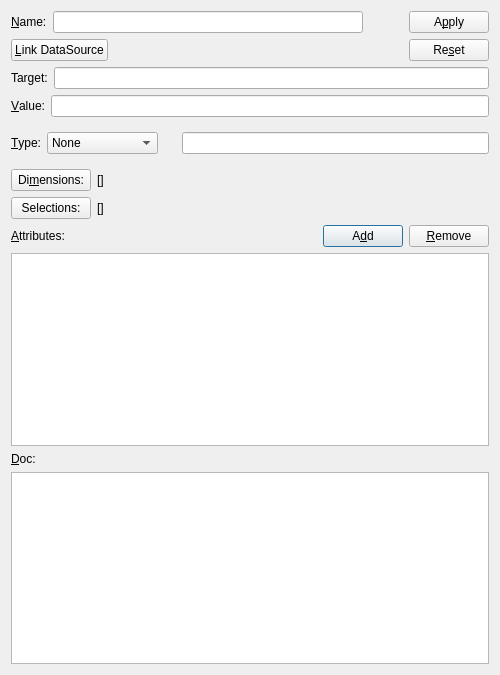
Before: the Qt Designer form nxsconfigtool/ui/mapdlg.ui in nexdatas/nxsdesigner, drawn with Qt 5.
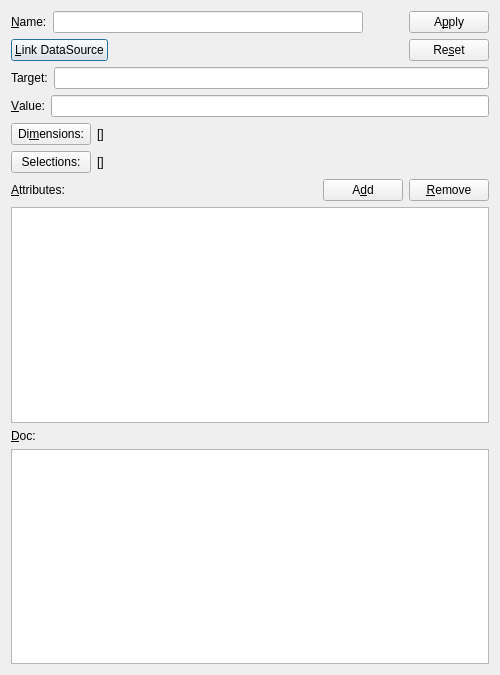
After: the same form once the commit is applied.

Commit message: remove nexustype from maps

What changed in the file:
```diff
--- a/nxsconfigtool/ui/mapdlg.ui
+++ b/nxsconfigtool/ui/mapdlg.ui
@@ -20,23 +20,6 @@
    <string>Map</string>
   </property>
   <layout class="QGridLayout" name="gridLayout">
-   <item row="1" column="0">
-    <layout class="QHBoxLayout" name="horizontalLayout_10">
-     <item>
-      <widget class="QLabel" name="targetLabel">
-       <property name="text">
-        <string>Target:</string>
-       </property>
-       <property name="buddy">
-        <cstring>targetLineEdit</cstring>
-       </property>
-      </widget>
-     </item>
-     <item>
-      <widget class="QLineEdit" name="targetLineEdit"/>
-     </item>
-    </layout>
-   </item>
    <item row="2" column="0">
     <layout class="QHBoxLayout" name="horizontalLayout">
      <item>
@@ -54,130 +37,6 @@
      </item>
     </layout>
    </item>
-   <item row="8" column="0">
-    <widget class="QLabel" name="docLabel">
-     <property name="text">
-      <string>&amp;Doc:</string>
-     </property>
-     <property name="buddy">
-      <cstring>docTextEdit</cstring>
-     </property>
-    </widget>
-   </item>
-   <item row="9" column="0">
-    <widget class="QTextEdit" name="docTextEdit"/>
-   </item>
-   <item row="6" column="0">
-    <layout class="QHBoxLayout" name="horizontalLayout_3">
-     <item>
-      <widget class="QLabel" name="attributesLabel">
-       <property name="text">
-        <string>&amp;Attributes:</string>
-       </property>
-       <property name="buddy">
-        <cstring>attributeTableWidget</cstring>
-       </property>
-      </widget>
-     </item>
-     <item>
-      <widget class="QPushButton" name="addPushButton">
-       <property name="sizePolicy">
-        <sizepolicy hsizetype="Fixed" vsizetype="Fixed">
-         <horstretch>0</horstretch>
-         <verstretch>0</verstretch>
-        </sizepolicy>
-       </property>
-       <property name="text">
-        <string>A&amp;dd</string>
-       </property>
-      </widget>
-     </item>
-     <item>
-      <widget class="QPushButton" name="removePushButton">
-       <property name="sizePolicy">
-        <sizepolicy hsizetype="Fixed" vsizetype="Fixed">
-         <horstretch>0</horstretch>
-         <verstretch>0</verstretch>
-        </sizepolicy>
-       </property>
-       <property name="text">
-        <string>&amp;Remove</string>
-       </property>
-      </widget>
-     </item>
-    </layout>
-   </item>
-   <item row="4" column="0">
-    <layout class="QHBoxLayout" name="horizontalLayout_4">
-     <item>
-      <widget class="QPushButton" name="dimPushButton">
-       <property name="sizePolicy">
-        <sizepolicy hsizetype="Fixed" vsizetype="Fixed">
-         <horstretch>0</horstretch>
-         <verstretch>0</verstretch>
-        </sizepolicy>
-       </property>
-       <property name="text">
-        <string>Di&amp;mensions:</string>
-       </property>
-      </widget>
-     </item>
-     <item>
-      <widget class="QLabel" name="dimLabel">
-       <property name="text">
-        <string>[]</string>
-       </property>
-      </widget>
-     </item>
-     <item>
-      <spacer name="horizontalSpacer_3">
-       <property name="orientation">
-        <enum>Qt::Horizontal</enum>
-       </property>
-       <property name="sizeHint" stdset="0">
-        <size>
-         <width>40</width>
-         <height>20</height>
-        </size>
-       </property>
-      </spacer>
-     </item>
-    </layout>
-   </item>
-   <item row="7" column="0">
-    <widget class="QTableWidget" name="attributeTableWidget"/>
-   </item>
-   <item row="5" column="0">
-    <layout class="QHBoxLayout" name="horizontalLayout_11">
-     <item>
-      <widget class="QPushButton" name="selPushButton">
-       <property name="text">
-        <string>Selections:</string>
-       </property>
-      </widget>
-     </item>
-     <item>
-      <widget class="QLabel" name="selLabel">
-       <property name="text">
-        <string>[]</string>
-       </property>
-      </widget>
-     </item>
-     <item>
-      <spacer name="selectionsHorizontalSpacer">
-       <property name="orientation">
-        <enum>Qt::Horizontal</enum>
-       </property>
-       <property name="sizeHint" stdset="0">
-        <size>
-         <width>40</width>
-         <height>20</height>
-        </size>
-       </property>
-      </spacer>
-     </item>
-    </layout>
-   </item>
    <item row="0" column="0">
     <layout class="QHBoxLayout" name="horizontalLayout_9">
      <item>
@@ -262,175 +121,145 @@
     </layout>
    </item>
    <item row="3" column="0">
-    <layout class="QFormLayout" name="formLayout_2">
-     <property name="sizeConstraint">
-      <enum>QLayout::SetDefaultConstraint</enum>
-     </property>
-     <item row="0" column="0">
-      <widget class="QFrame" name="typeFrame">
+    <layout class="QHBoxLayout" name="horizontalLayout_4">
+     <item>
+      <widget class="QPushButton" name="dimPushButton">
        <property name="sizePolicy">
-        <sizepolicy hsizetype="Fixed" vsizetype="Preferred">
+        <sizepolicy hsizetype="Fixed" vsizetype="Fixed">
          <horstretch>0</horstretch>
          <verstretch>0</verstretch>
         </sizepolicy>
        </property>
-       <property name="frameShape">
-        <enum>QFrame::NoFrame</enum>
-       </property>
-       <property name="frameShadow">
-        <enum>QFrame::Raised</enum>
-       </property>
-       <layout class="QHBoxLayout" name="horizontalLayout_5">
-        <property name="spacing">
-         <number>6</number>
-        </property>
-        <property name="leftMargin">
-         <number>0</number>
-        </property>
-        <property name="topMargin">
-         <number>9</number>
-        </property>
-        <item>
-         <layout class="QHBoxLayout" name="horizontalLayout_2">
-          <item>
-           <widget class="QLabel" name="typeLabel">
             <property name="text">
-             <string>&amp;Type:</string>
-            </property>
-            <property name="buddy">
-             <cstring>typeComboBox</cstring>
-            </property>
+        <string>Di&amp;mensions:</string>
+       </property>
            </widget>
           </item>
           <item>
-           <widget class="QComboBox" name="typeComboBox">
-            <item>
+      <widget class="QLabel" name="dimLabel">
              <property name="text">
-              <string>None</string>
-             </property>
+        <string>[]</string>
+       </property>
+      </widget>
             </item>
             <item>
-             <property name="text">
-              <string>NX_CHAR</string>
-             </property>
-            </item>
-            <item>
-             <property name="text">
-              <string>NX_BOOLEAN</string>
-             </property>
-            </item>
-            <item>
-             <property name="text">
-              <string>NX_INT</string>
-             </property>
-            </item>
+      <spacer name="horizontalSpacer_3">
+       <property name="orientation">
+        <enum>Qt::Horizontal</enum>
+       </property>
+       <property name="sizeHint" stdset="0">
+        <size>
+         <width>40</width>
+         <height>20</height>
+        </size>
+       </property>
+      </spacer>
+     </item>
+    </layout>
+   </item>
+   <item row="5" column="0">
+    <layout class="QHBoxLayout" name="horizontalLayout_3">
             <item>
+      <widget class="QLabel" name="attributesLabel">
              <property name="text">
-              <string>NX_FLOAT</string>
-             </property>
-            </item>
-            <item>
-             <property name="text">
-              <string>NX_UINT</string>
-             </property>
+        <string>&amp;Attributes:</string>
+       </property>
+       <property name="buddy">
+        <cstring>attributeTableWidget</cstring>
+       </property>
+      </widget>
             </item>
             <item>
-             <property name="text">
-              <string>NX_INT8</string>
-             </property>
-            </item>
-            <item>
+      <widget class="QPushButton" name="addPushButton">
+       <property name="sizePolicy">
+        <sizepolicy hsizetype="Fixed" vsizetype="Fixed">
+         <horstretch>0</horstretch>
+         <verstretch>0</verstretch>
+        </sizepolicy>
+       </property>
              <property name="text">
-              <string>NX_INT16</string>
-             </property>
+        <string>A&amp;dd</string>
+       </property>
+      </widget>
             </item>
             <item>
-             <property name="text">
-              <string>NX_INT32</string>
-             </property>
-            </item>
-            <item>
+      <widget class="QPushButton" name="removePushButton">
+       <property name="sizePolicy">
+        <sizepolicy hsizetype="Fixed" vsizetype="Fixed">
+         <horstretch>0</horstretch>
+         <verstretch>0</verstretch>
+        </sizepolicy>
+       </property>
              <property name="text">
-              <string>NX_INT64</string>
-             </property>
-            </item>
-            <item>
-             <property name="text">
-              <string>NX_FLOAT32</string>
-             </property>
-            </item>
-            <item>
+        <string>&amp;Remove</string>
+       </property>
+      </widget>
+     </item>
+    </layout>
+   </item>
+   <item row="7" column="0">
+    <widget class="QLabel" name="docLabel">
              <property name="text">
-              <string>NX_FLOAT64</string>
-             </property>
-            </item>
-            <item>
-             <property name="text">
-              <string>NX_UINT8</string>
-             </property>
-            </item>
+      <string>&amp;Doc:</string>
+     </property>
+     <property name="buddy">
+      <cstring>docTextEdit</cstring>
+     </property>
+    </widget>
+   </item>
+   <item row="1" column="0">
+    <layout class="QHBoxLayout" name="horizontalLayout_10">
             <item>
+      <widget class="QLabel" name="targetLabel">
              <property name="text">
-              <string>NX_UINT16</string>
-             </property>
+        <string>Target:</string>
+       </property>
+       <property name="buddy">
+        <cstring>targetLineEdit</cstring>
+       </property>
+      </widget>
             </item>
             <item>
-             <property name="text">
-              <string>NX_UINT32</string>
-             </property>
-            </item>
+      <widget class="QLineEdit" name="targetLineEdit"/>
+     </item>
+    </layout>
+   </item>
+   <item row="8" column="0">
+    <widget class="QTextEdit" name="docTextEdit"/>
+   </item>
+   <item row="4" column="0">
+    <layout class="QHBoxLayout" name="horizontalLayout_11">
             <item>
+      <widget class="QPushButton" name="selPushButton">
              <property name="text">
-              <string>NX_UINT64</string>
-             </property>
+        <string>Selections:</string>
+       </property>
+      </widget>
             </item>
             <item>
+      <widget class="QLabel" name="selLabel">
              <property name="text">
-              <string>other ...</string>
-             </property>
-            </item>
-           </widget>
-          </item>
-         </layout>
-        </item>
-       </layout>
-       <zorder></zorder>
-      </widget>
-     </item>
-     <item row="0" column="1">
-      <widget class="QFrame" name="otherFrame">
-       <property name="enabled">
-        <bool>true</bool>
+        <string>[]</string>
+       </property>
+      </widget>
+     </item>
+     <item>
+      <spacer name="selectionsHorizontalSpacer">
+       <property name="orientation">
+        <enum>Qt::Horizontal</enum>
        </property>
-       <property name="frameShape">
-        <enum>QFrame::NoFrame</enum>
+       <property name="sizeHint" stdset="0">
+        <size>
+         <width>40</width>
+         <height>20</height>
+        </size>
        </property>
-       <property name="frameShadow">
-        <enum>QFrame::Raised</enum>
-       </property>
-       <property name="lineWidth">
-        <number>1</number>
-       </property>
-       <layout class="QHBoxLayout" name="horizontalLayout_6">
-        <property name="leftMargin">
-         <number>9</number>
-        </property>
-        <property name="topMargin">
-         <number>9</number>
-        </property>
-        <property name="rightMargin">
-         <number>0</number>
-        </property>
-        <property name="bottomMargin">
-         <number>9</number>
-        </property>
-        <item>
-         <widget class="QLineEdit" name="typeLineEdit"/>
-        </item>
-       </layout>
-      </widget>
-     </item>
-    </layout>
+      </spacer>
+     </item>
+    </layout>
+   </item>
+   <item row="6" column="0">
+    <widget class="QTableWidget" name="attributeTableWidget"/>
    </item>
   </layout>
  </widget>
```
Left out of the diff: 2 changed lines with no effect on the pictures. Lines whose indentation alone changed are shown as unchanged. The commit also changes 1 other file.
